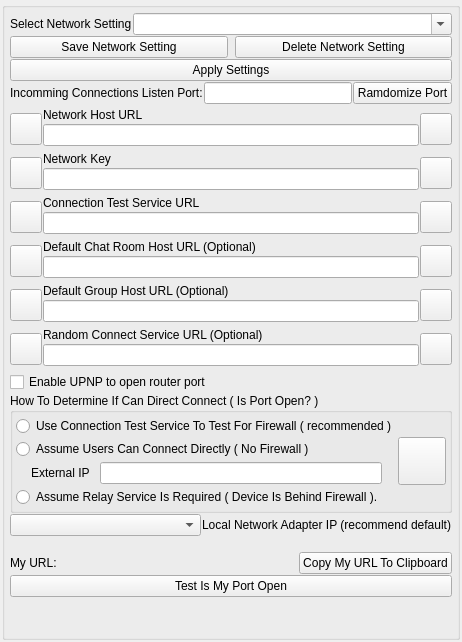
Above: GoTvApps/GoTvCommon/Forms/AppletNetworkSettings.ui from brettrjones-github/nolimitconnect before the change. Below: the same form after it.
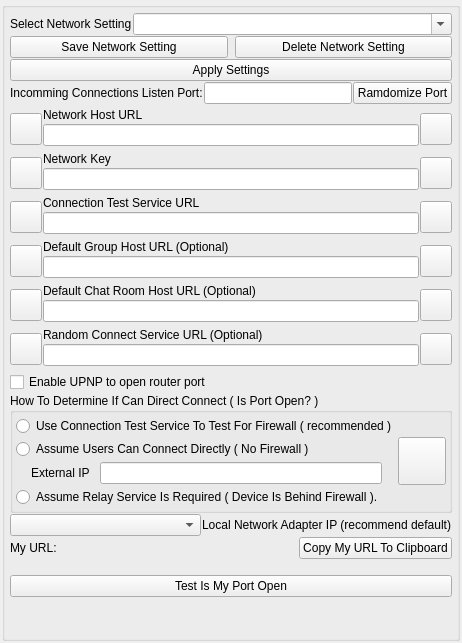
That is the form after the change. Custom widgets are drawn as their Qt base class.

```diff
--- a/GoTvApps/GoTvCommon/Forms/AppletNetworkSettings.ui
+++ b/GoTvApps/GoTvCommon/Forms/AppletNetworkSettings.ui
@@ -7,7 +7,7 @@
     <x>0</x>
     <y>0</y>
     <width>433</width>
-    <height>642</height>
+    <height>643</height>
    </rect>
   </property>
   <property name="windowTitle">
@@ -390,87 +390,6 @@
         </item>
        </layout>
       </item>
-      <item>
-       <layout class="QHBoxLayout" name="horizontalLayout_15">
-        <item>
-         <widget class="VxPushButton" name="m_DefaultChatRoomHostButton">
-          <property name="minimumSize">
-           <size>
-            <width>32</width>
-            <height>32</height>
-           </size>
-          </property>
-          <property name="maximumSize">
-           <size>
-            <width>32</width>
-            <height>32</height>
-           </size>
-          </property>
-          <property name="text">
-           <string/>
-          </property>
-          <property name="iconSize">
-           <size>
-            <width>48</width>
-            <height>48</height>
-           </size>
-          </property>
-         </widget>
-        </item>
-        <item>
-         <layout class="QVBoxLayout" name="verticalLayout_9">
-          <property name="spacing">
-           <number>2</number>
-          </property>
-          <property name="bottomMargin">
-           <number>5</number>
-          </property>
-          <item>
-           <widget class="QLabel" name="m_DefaultChatRoomHostUrlLabel">
-            <property name="text">
-             <string>Default Chat Room Host URL (Optional)</string>
-            </property>
-            <property name="alignment">
-             <set>Qt::AlignBottom|Qt::AlignLeading|Qt::AlignLeft</set>
-            </property>
-           </widget>
-          </item>
-          <item>
-           <widget class="QLineEdit" name="m_DefaultChatRoomHostUrlEdit">
-            <property name="maxLength">
-             <number>63</number>
-            </property>
-           </widget>
-          </item>
-         </layout>
-        </item>
-        <item>
-         <widget class="VxPushButton" name="m_ChatRoomUrlInfoButton">
-          <property name="minimumSize">
-           <size>
-            <width>32</width>
-            <height>32</height>
-           </size>
-          </property>
-          <property name="maximumSize">
-           <size>
-            <width>32</width>
-            <height>32</height>
-           </size>
-          </property>
-          <property name="text">
-           <string/>
-          </property>
-          <property name="iconSize">
-           <size>
-            <width>48</width>
-            <height>48</height>
-           </size>
-          </property>
-         </widget>
-        </item>
-       </layout>
-      </item>
       <item>
        <layout class="QHBoxLayout" name="horizontalLayout_14">
         <item>
@@ -552,6 +471,87 @@
         </item>
        </layout>
       </item>
+      <item>
+       <layout class="QHBoxLayout" name="horizontalLayout_15">
+        <item>
+         <widget class="VxPushButton" name="m_DefaultChatRoomHostButton">
+          <property name="minimumSize">
+           <size>
+            <width>32</width>
+            <height>32</height>
+           </size>
+          </property>
+          <property name="maximumSize">
+           <size>
+            <width>32</width>
+            <height>32</height>
+           </size>
+          </property>
+          <property name="text">
+           <string/>
+          </property>
+          <property name="iconSize">
+           <size>
+            <width>48</width>
+            <height>48</height>
+           </size>
+          </property>
+         </widget>
+        </item>
+        <item>
+         <layout class="QVBoxLayout" name="verticalLayout_9">
+          <property name="spacing">
+           <number>2</number>
+          </property>
+          <property name="bottomMargin">
+           <number>5</number>
+          </property>
+          <item>
+           <widget class="QLabel" name="m_DefaultChatRoomHostUrlLabel">
+            <property name="text">
+             <string>Default Chat Room Host URL (Optional)</string>
+            </property>
+            <property name="alignment">
+             <set>Qt::AlignBottom|Qt::AlignLeading|Qt::AlignLeft</set>
+            </property>
+           </widget>
+          </item>
+          <item>
+           <widget class="QLineEdit" name="m_DefaultChatRoomHostUrlEdit">
+            <property name="maxLength">
+             <number>63</number>
+            </property>
+           </widget>
+          </item>
+         </layout>
+        </item>
+        <item>
+         <widget class="VxPushButton" name="m_ChatRoomUrlInfoButton">
+          <property name="minimumSize">
+           <size>
+            <width>32</width>
+            <height>32</height>
+           </size>
+          </property>
+          <property name="maximumSize">
+           <size>
+            <width>32</width>
+            <height>32</height>
+           </size>
+          </property>
+          <property name="text">
+           <string/>
+          </property>
+          <property name="iconSize">
+           <size>
+            <width>48</width>
+            <height>48</height>
+           </size>
+          </property>
+         </widget>
+        </item>
+       </layout>
+      </item>
       <item>
        <layout class="QHBoxLayout" name="horizontalLayout_13">
         <item>
@@ -771,50 +771,6 @@
         </item>
        </layout>
       </item>
-      <item>
-       <layout class="QHBoxLayout" name="horizontalLayout_9">
-        <item>
-         <widget class="QLabel" name="label">
-          <property name="text">
-           <string/>
-          </property>
-         </widget>
-        </item>
-        <item>
-         <widget class="QLabel" name="m_InternetStateLabel">
-          <property name="sizePolicy">
-           <sizepolicy hsizetype="Expanding" vsizetype="Preferred">
-            <horstretch>0</horstretch>
-            <verstretch>0</verstretch>
-           </sizepolicy>
-          </property>
-          <property name="text">
-           <string/>
-          </property>
-         </widget>
-        </item>
-        <item>
-         <widget class="QLabel" name="label_3">
-          <property name="text">
-           <string/>
-          </property>
-         </widget>
-        </item>
-        <item>
-         <widget class="QLabel" name="m_NetAvailStateLabel">
-          <property name="sizePolicy">
-           <sizepolicy hsizetype="Expanding" vsizetype="Preferred">
-            <horstretch>0</horstretch>
-            <verstretch>0</verstretch>
-           </sizepolicy>
-          </property>
-          <property name="text">
-           <string/>
-          </property>
-         </widget>
-        </item>
-       </layout>
-      </item>
       <item>
        <layout class="QHBoxLayout" name="horizontalLayout_11">
         <item>
@@ -846,6 +802,50 @@
         </item>
        </layout>
       </item>
+      <item>
+       <layout class="QHBoxLayout" name="horizontalLayout_9">
+        <item>
+         <widget class="QLabel" name="label">
+          <property name="text">
+           <string/>
+          </property>
+         </widget>
+        </item>
+        <item>
+         <widget class="QLabel" name="m_InternetStateLabel">
+          <property name="sizePolicy">
+           <sizepolicy hsizetype="Expanding" vsizetype="Preferred">
+            <horstretch>0</horstretch>
+            <verstretch>0</verstretch>
+           </sizepolicy>
+          </property>
+          <property name="text">
+           <string/>
+          </property>
+         </widget>
+        </item>
+        <item>
+         <widget class="QLabel" name="label_3">
+          <property name="text">
+           <string/>
+          </property>
+         </widget>
+        </item>
+        <item>
+         <widget class="QLabel" name="m_NetAvailStateLabel">
+          <property name="sizePolicy">
+           <sizepolicy hsizetype="Expanding" vsizetype="Preferred">
+            <horstretch>0</horstretch>
+            <verstretch>0</verstretch>
+           </sizepolicy>
+          </property>
+          <property name="text">
+           <string/>
+          </property>
+         </widget>
+        </item>
+       </layout>
+      </item>
       <item>
        <layout class="QHBoxLayout" name="horizontalLayout_12">
         <item>
```
Left out of the diff: 2 changed lines with no effect on the pictures.
